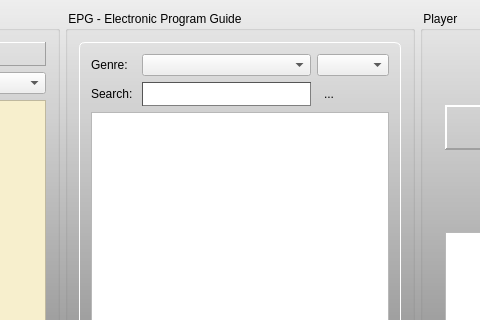
Above: forms/recorder_inc.ui from code-google-com/vlc-record before the change; both pictures show x 150 to 630 and y 0 to 320 of the 937 by 656 pixel window. Below: the same form after it.
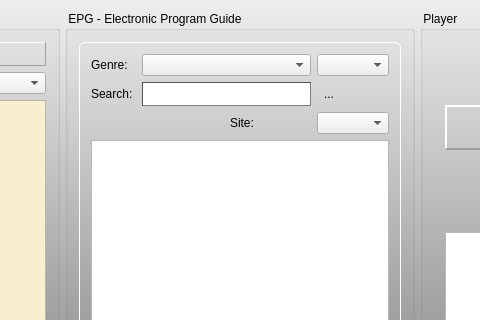
That is the form after the change. The open tabs and pages were chosen to show the change. Icons and pictures are not drawn. Custom widgets are drawn as their Qt base class.

Commit message: - prepare sites cbx for VOD

Patch:
```diff
--- a/forms/recorder_inc.ui
+++ b/forms/recorder_inc.ui
@@ -660,6 +660,16 @@
               <item row="0" column="3">
                <widget class="QComboBox" name="cbxLastOrBest"/>
               </item>
+              <item row="2" column="3">
+               <widget class="QComboBox" name="cbxSites"/>
+              </item>
+              <item row="2" column="2">
+               <widget class="QLabel" name="label">
+                <property name="text">
+                 <string>Site: </string>
+                </property>
+               </widget>
+              </item>
              </layout>
             </item>
             <item>
```
The commit also changes 2 other files.
